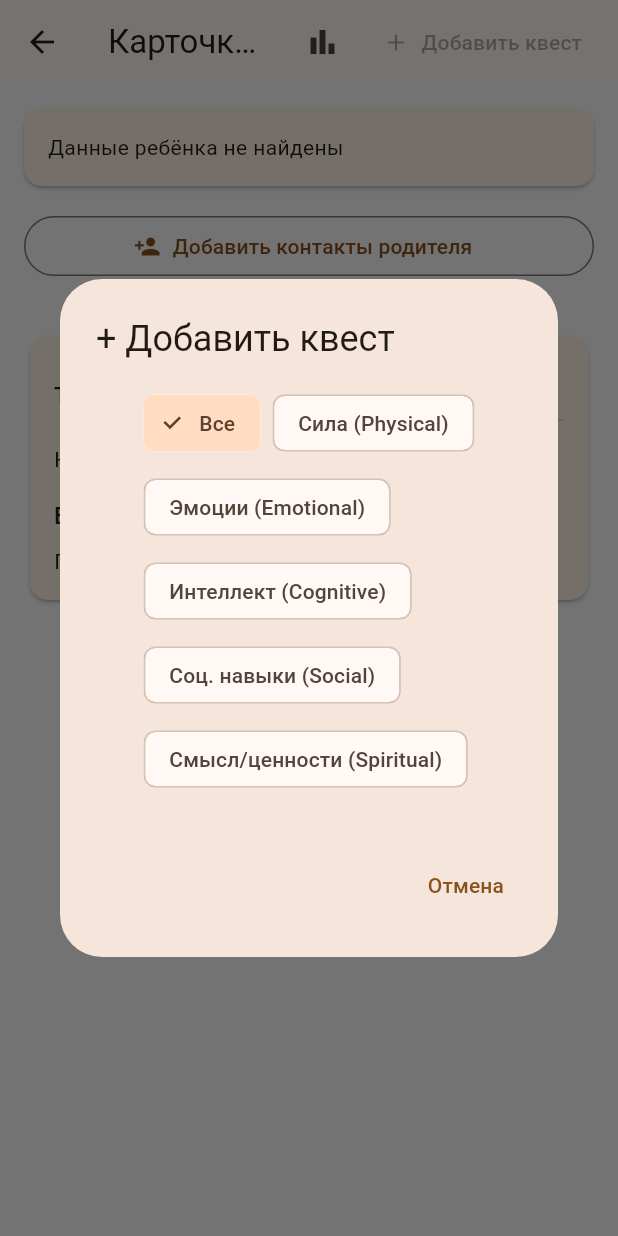
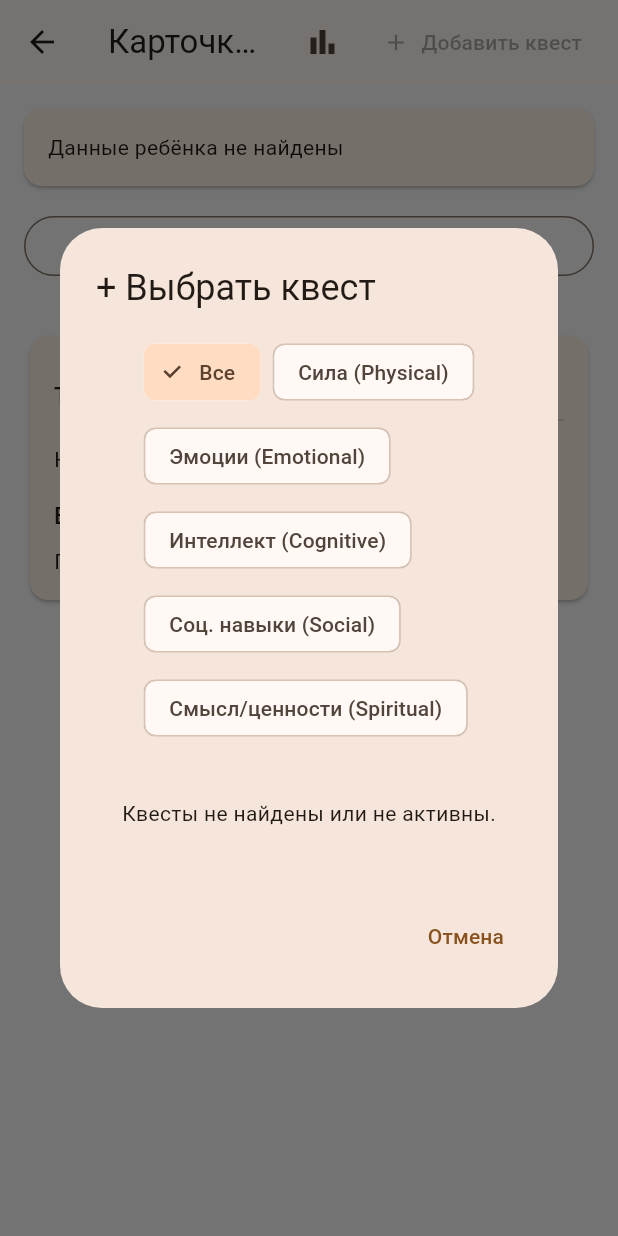
Before and after one commit to ruslanflutterdev/Psychologist, a Flutter app: the ChildScreen screen opened directly with empty values, after a tap on "Добавить квест", on a phone screen of 412 x 824 dp. Run offline on Flutter 3.47's test engine with Material 3 defaults, Android fonts, the phone set to English and light mode, and no system bars; our stand-ins replace fl_chart, flutter_bloc, supabase_flutter; accounts and stored records are empty.

Commit message:
добавил назначение квеста ребенку, не совсем корректно работает

```diff
--- a/lib/core/services/service_registry.dart
+++ b/lib/core/services/service_registry.dart
@@ -10,9 +10,9 @@ import 'package:heros_journey/features/child_screen/repository/services/child_pr
 import 'package:heros_journey/features/child_screen/repository/services/child_quests_service.dart';
 import 'package:heros_journey/features/child_screen/repository/services/child_service.dart';
 import 'package:heros_journey/features/child_screen/repository/services/mock_child_progress_service.dart';
-import 'package:heros_journey/features/child_screen/repository/services/mock_child_quests_service.dart';
 import 'package:heros_journey/features/child_screen/repository/services/mock_parent_contact_service.dar.dart';
 import 'package:heros_journey/features/child_screen/repository/services/parent_contact_service.dart';
+import 'package:heros_journey/features/child_screen/repository/services/supabase_child_quests_service.dar.dart';
 import 'package:heros_journey/features/child_screen/repository/services/supabase_child_service.dart';
 import 'package:heros_journey/features/psychologist_screen/repository/services/psychologist_service.dart';
 import 'package:heros_journey/features/psychologist_screen/repository/services/supabase_psychologist_service.dart';
@@ -37,7 +37,7 @@ class ServiceRegistry {
     psychologist = SupabasePsychologistService(sb.Supabase.instance.client);
     agreement = const MockAgreementService();
     questCatalog = SupabaseQuestCatalogService(sb.Supabase.instance.client);
-    childQuests = MockChildQuestsService();
+    childQuests = SupabaseChildQuestsService(sb.Supabase.instance.client);
     parentContact = MockParentContactService();
   }
 }
--- a/lib/features/child_screen/view/screens/child_screen.dart
+++ b/lib/features/child_screen/view/screens/child_screen.dart
@@ -9,8 +9,8 @@ import 'package:heros_journey/features/child_screen/repository/services/mock_chi
 import 'package:heros_journey/features/child_screen/view/widgets/child_error_text.dart';
 import 'package:heros_journey/features/child_screen/view/widgets/child_info_card.dart';
 import 'package:heros_journey/features/child_screen/view_model/parents_widgets/parent_contact_card.dart';
-import 'package:heros_journey/features/child_screen/view_model/widgets/assign_quest_dialog.dart';
 import 'package:heros_journey/features/child_screen/view_model/widgets/child_quests_section.dart';
+import 'package:heros_journey/features/child_screen/view_model/widgets/quest_picker_dialog.dart';
 import 'package:heros_journey/features/progress_screen/view/progress_screen.dart';
 
 class ChildScreen extends StatefulWidget {
@@ -80,7 +80,7 @@ class _ChildScreenState extends State<ChildScreen> {
       final quest = await showDialog<Quest>(
         context: context,
         builder: (_) =>
-            AssignQuestDialog(catalog: ServiceRegistry.questCatalog),
+        QuestPickerDialog(catalog: ServiceRegistry.questCatalog),
       );
       if (!mounted) return;
 
--- /dev/null
+++ b/lib/features/child_screen/view_model/widgets/quest_picker_dialog.dart
@@ -0,0 +1,116 @@
+import 'package:flutter/material.dart';
+import 'package:heros_journey/core/models/quest_models.dart';
+import 'package:heros_journey/core/services/quest_catalog_service.dart';
+import 'package:heros_journey/core/testing/test_keys.dart';
+
+class QuestPickerDialog extends StatefulWidget {
+  final QuestCatalogService catalog;
+
+  const QuestPickerDialog({super.key, required this.catalog});
+
+  @override
+  State<QuestPickerDialog> createState() => _QuestPickerDialogState();
+}
+
+class _QuestPickerDialogState extends State<QuestPickerDialog> {
+  QuestType? _filter;
+  List<Quest> _all = const [];
+  bool _loading = true;
+
+  @override
+  void initState() {
+    super.initState();
+    _load();
+  }
+
+  Future<void> _load() async {
+    final list = await widget.catalog.getAll();
+    if (!mounted) return;
+    setState(() {
+      _all = list;
+      _loading = false;
+    });
+  }
+
+  @override
+  Widget build(BuildContext context) {
+    // В каталоге для выбора показываем только активные квесты
+    final filtered = _filter == null
+        ? _all.where((q) => q.active).toList()
+        : _all.where((q) => q.type == _filter && q.active).toList();
+
+    return AlertDialog(
+      title: const Text('+ Выбрать квест'),
+      content: SizedBox(
+        width: 520,
+        child: _loading
+            ? const SizedBox(
+          height: 120,
+          child: Center(child: CircularProgressIndicator()),
+        )
+            : Column(
+          key: Tk.questPicker,
+          mainAxisSize: MainAxisSize.min,
+          children: [
+            Wrap(
+              spacing: 8,
+              runSpacing: 8,
+              children: [
+                FilterChip(
+                  key: Tk.filterChip('all'),
+                  label: const Text('Все'),
+                  selected: _filter == null,
+                  onSelected: (_) => setState(() => _filter = null),
+                ),
+                ...QuestType.values.map(
+                      (t) => FilterChip(
+                    key: Tk.filterChip(t.name),
+                    label: Text(t.uiLabel),
+                    selected: _filter == t,
+                    onSelected: (_) => setState(() => _filter = t),
+                  ),
+                ),
+              ],
+            ),
+            const SizedBox(height: 12),
+            if (filtered.isEmpty)
+              const Padding(
+                padding: EdgeInsets.symmetric(vertical: 24.0),
+                child: Text('Квесты не найдены или не активны.'),
+              ),
+            Flexible(
+              child: ListView.builder(
+                shrinkWrap: true,
+                itemCount: filtered.length,
+                itemBuilder: (_, i) {
+                  final q = filtered[i];
+                  return Card(
+                    margin: const EdgeInsets.symmetric(vertical: 6),
+                    child: ListTile(
+                      key: Tk.questTile(q.id),
+                      title: Text(q.title),
+                      subtitle: Text(q.type.uiLabel),
+                      trailing: TextButton(
+                        key: Tk.assignBtn(q.id),
+                        onPressed: () =>
+                            Navigator.of(context).pop<Quest>(q),
+                        child: const Text('Выбрать'),
+                      ),
+                      onTap: () => Navigator.of(context).pop<Quest>(q),
+                    ),
+                  );
+                },
+              ),
+            ),
+          ],
+        ),
+      ),
+      actions: [
+        TextButton(
+          onPressed: () => Navigator.of(context).pop<Quest>(),
+          child: const Text('Отмена'),
+        ),
+      ],
+    );
+  }
+}
```
Also changed, not shown: lib/features/child_screen/repository/services/supabase_child_quests_service.dar.dart (added, +83 -0 lines), lib/features/child_screen/view_model/widgets/assign_quest_dialog.dart (+95 -76 lines), lib/features/quest_catalog/view/widgets/quest_list_tile.dart (+12 -0 lines).
